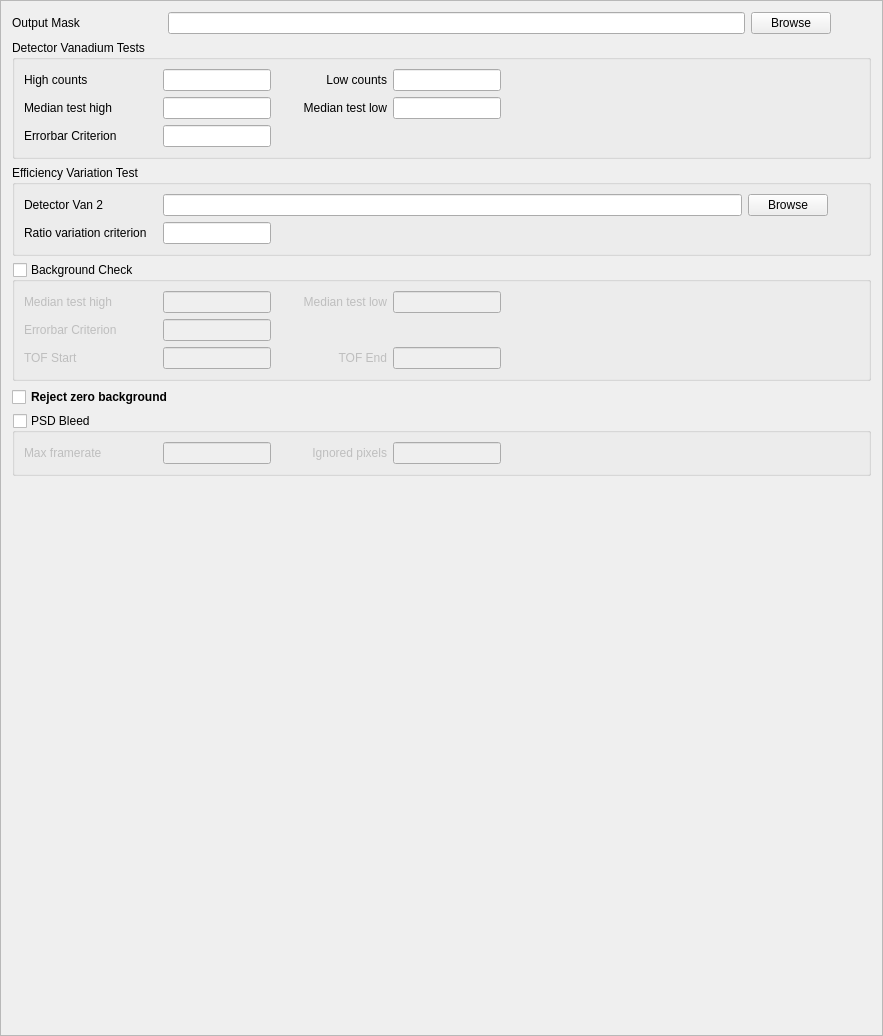
This is Code/Mantid/scripts/Interface/ui/inelastic/dgs_diagnose_detectors.ui in mantidproject/mantid as Qt 5 draws it before an edit. The edited form follows.
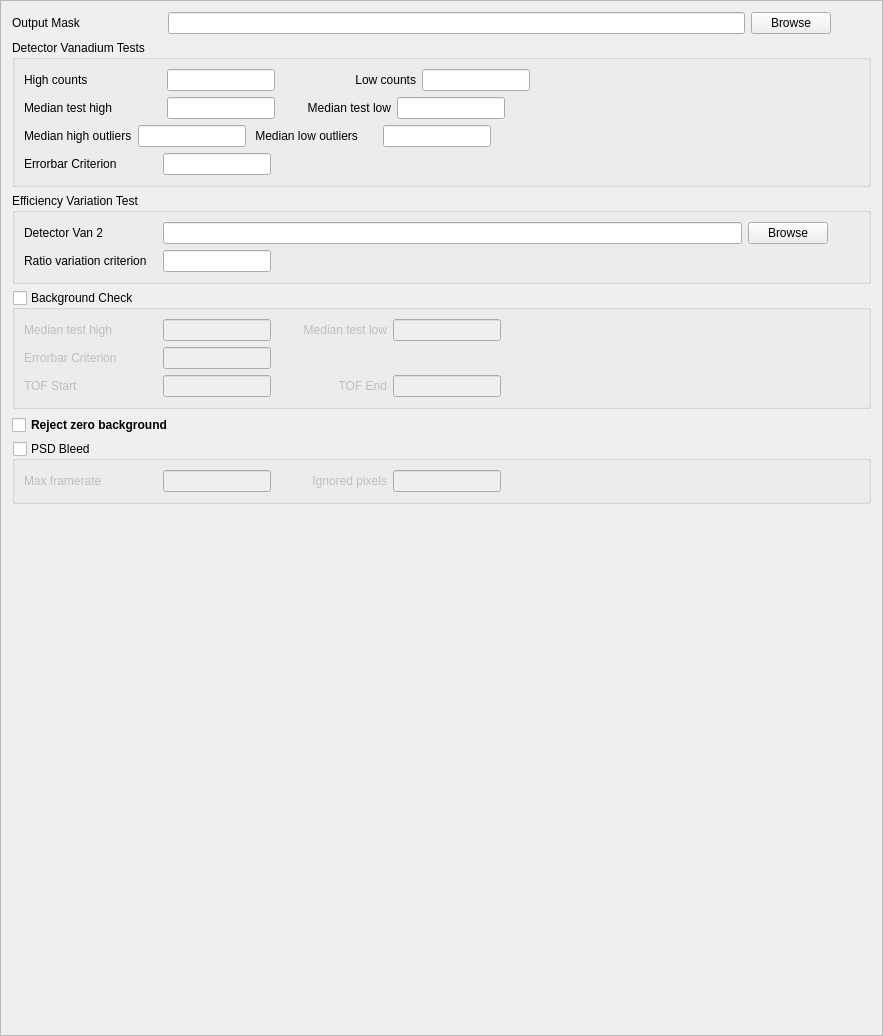
This is the edited form.

The edit to the form file:
```diff
--- a/Code/Mantid/scripts/Interface/ui/inelastic/dgs_diagnose_detectors.ui
+++ b/Code/Mantid/scripts/Interface/ui/inelastic/dgs_diagnose_detectors.ui
@@ -75,7 +75,7 @@
          <widget class="QLabel" name="high_counts_label">
           <property name="minimumSize">
            <size>
-            <width>133</width>
+            <width>137</width>
             <height>0</height>
            </size>
           </property>
@@ -98,12 +98,12 @@
          <widget class="QLabel" name="low_counts_label">
           <property name="minimumSize">
            <size>
-            <width>110</width>
+            <width>135</width>
             <height>0</height>
            </size>
           </property>
           <property name="text">
-           <string>Low counts</string>
+           <string> Low counts</string>
           </property>
           <property name="alignment">
            <set>Qt::AlignRight|Qt::AlignTrailing|Qt::AlignVCenter</set>
@@ -141,7 +141,7 @@
          <widget class="QLabel" name="median_test_high_label">
           <property name="minimumSize">
            <size>
-            <width>133</width>
+            <width>137</width>
             <height>0</height>
            </size>
           </property>
@@ -169,7 +169,7 @@
            </size>
           </property>
           <property name="text">
-           <string>Median test low</string>
+           <string>        Median test low</string>
           </property>
           <property name="alignment">
            <set>Qt::AlignRight|Qt::AlignTrailing|Qt::AlignVCenter</set>
@@ -201,6 +201,63 @@
         </item>
        </layout>
       </item>
+      <item>
+       <layout class="QHBoxLayout" name="horizontalLayout_12">
+        <item>
+         <widget class="QLabel" name="median_test_out_high_label">
+          <property name="text">
+           <string>Median high outliers</string>
+          </property>
+         </widget>
+        </item>
+        <item>
+         <widget class="QLineEdit" name="median_test_out_high_edit">
+          <property name="sizePolicy">
+           <sizepolicy hsizetype="Fixed" vsizetype="Fixed">
+            <horstretch>0</horstretch>
+            <verstretch>0</verstretch>
+           </sizepolicy>
+          </property>
+         </widget>
+        </item>
+        <item>
+         <widget class="QLabel" name="median_test_out_low_label">
+          <property name="minimumSize">
+           <size>
+            <width>125</width>
+            <height>0</height>
+           </size>
+          </property>
+          <property name="text">
+           <string> Median low outliers</string>
+          </property>
+         </widget>
+        </item>
+        <item>
+         <widget class="QLineEdit" name="median_test_out_low_edit">
+          <property name="sizePolicy">
+           <sizepolicy hsizetype="Fixed" vsizetype="Fixed">
+            <horstretch>0</horstretch>
+            <verstretch>0</verstretch>
+           </sizepolicy>
+          </property>
+         </widget>
+        </item>
+        <item>
+         <spacer name="horizontalSpacer_12">
+          <property name="orientation">
+           <enum>Qt::Horizontal</enum>
+          </property>
+          <property name="sizeHint" stdset="0">
+           <size>
+            <width>40</width>
+            <height>20</height>
+           </size>
+          </property>
+         </spacer>
+        </item>
+       </layout>
+      </item>
       <item>
        <layout class="QHBoxLayout" name="horizontalLayout_10">
         <item>
```
